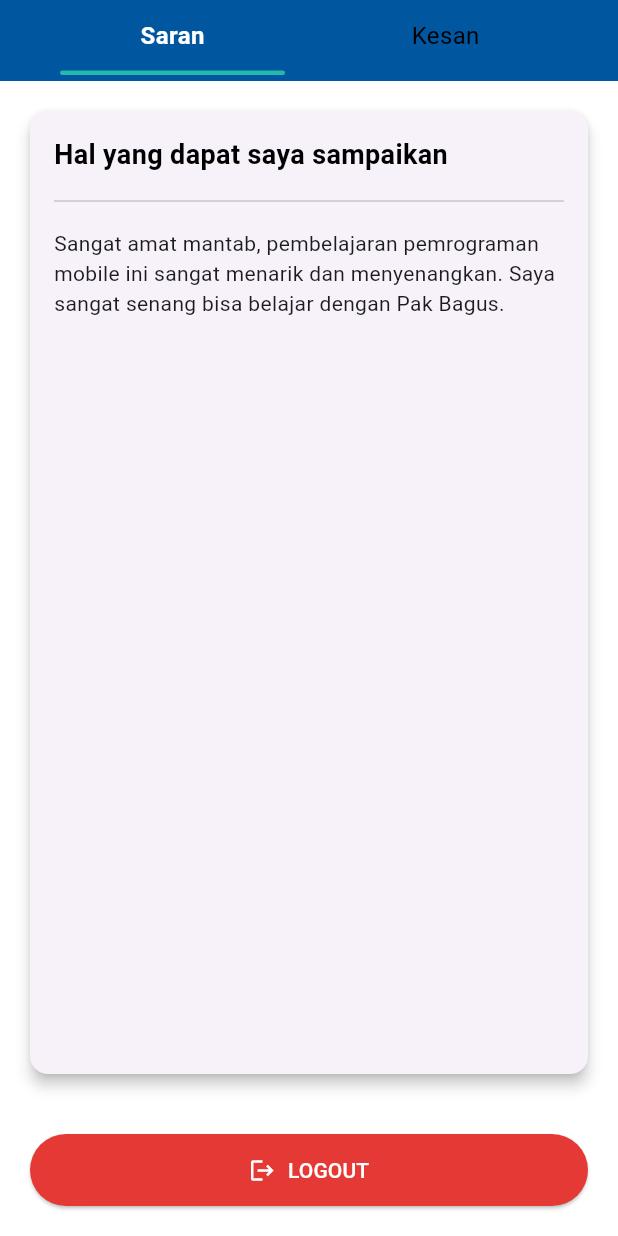
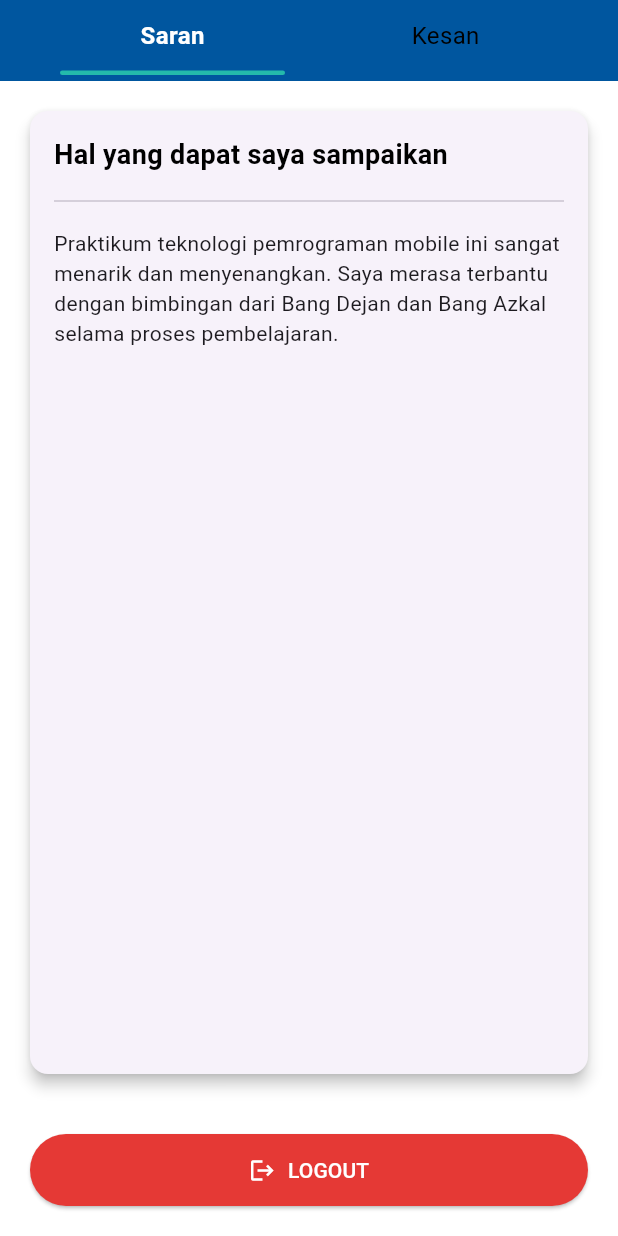
Before and after one commit to ndittzz/projek_akhir_pmobile, a Flutter app: the SaranPage screen opened directly, on a phone screen of 412 x 824 dp. Run offline on Flutter 3.47's test engine with Material 3 defaults, Android fonts, the phone set to English and light mode, and no system bars; our stand-ins replace logger, shared_preferences; accounts and stored records are empty.

Commit message:
fix profil & saran kesan

```diff
--- a/lib/screens/saran_page.dart
+++ b/lib/screens/saran_page.dart
@@ -104,13 +104,13 @@ class _SaranPageState extends State<SaranPage>
               children: [
                 _buildContent(
                   "Saran",
-                  'Sangat amat mantab, pembelajaran pemrograman mobile ini sangat '
-                      'menarik dan menyenangkan. Saya sangat senang bisa belajar dengan Pak Bagus.',
+                  'Praktikum teknologi pemrograman mobile ini sangat menarik dan menyenangkan. '
+                  'Saya merasa terbantu dengan bimbingan dari Bang Dejan dan Bang Azkal selama proses pembelajaran.',
                 ),
                 _buildContent(
                   "Kesan",
-                  'Pembelajaran pemrograman mobile ini sangat menyenangkan. '
-                      'Saya sangat senang bisa belajar dengan Pak Bagus.',
+                  'Praktikum ini memberikan pengalaman belajar yang menyenangkan dan bermanfaat. '
+                  'Bang Dejan dan Bang Azkal sangat membantu dan sabar dalam membimbing selama praktikum.',
                 ),
               ],
             ),
--- a/pubspec.yaml
+++ b/pubspec.yaml
@@ -29,6 +29,7 @@ flutter:
 
   assets:
     - assets/images/anggota2.jpg
+    - assets/images/Arif.jpg
     - assets/logos/bg-biru.jpg
     - assets/logos/bg-biru.png
     - assets/logos/bg-putih.jpg
```
Also changed, not shown: lib/screens/profil_page.dart (+7 -7 lines), assets/images/Arif.jpg (added).
